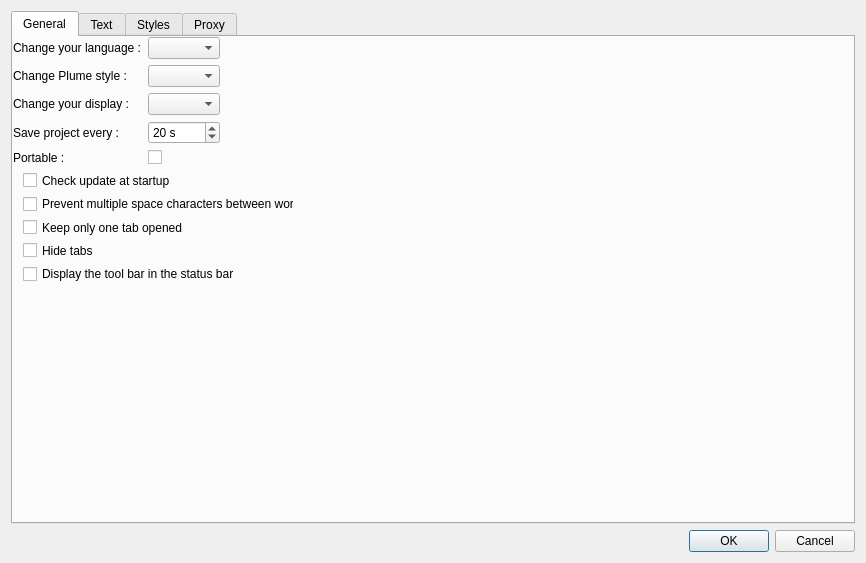
Old version of the form src/settingsdialog.ui in the repository inniyah/plume-creator.
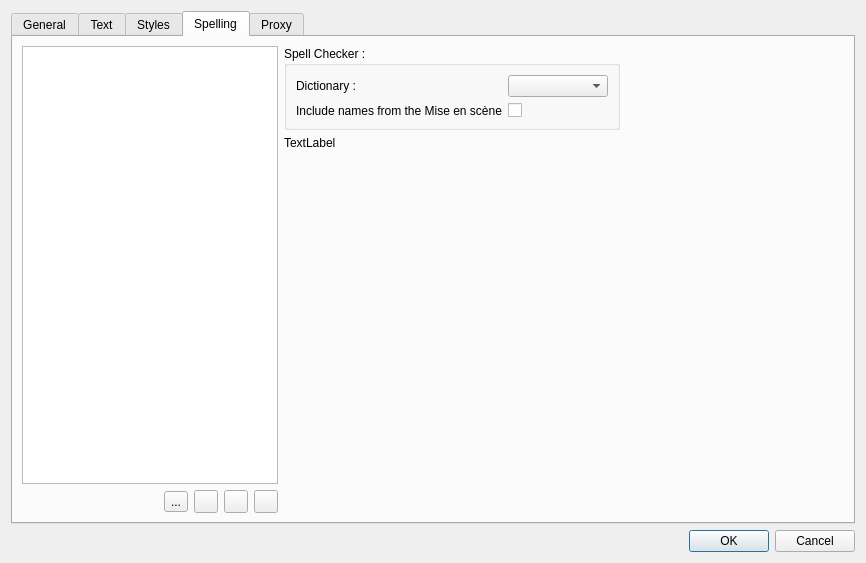
New version of the form. The open tabs and pages were chosen to show the change. Icons and pictures are not drawn.

Commit message: 0.62.14 : spell checker ; find&replace

```diff
--- a/src/settingsdialog.ui
+++ b/src/settingsdialog.ui
@@ -20,7 +20,17 @@
   <property name="locale">
    <locale language="English" country="UnitedKingdom"/>
   </property>
-  <layout class="QGridLayout" name="gridLayout_2">
+  <layout class="QGridLayout" name="gridLayout">
+   <item row="1" column="0">
+    <widget class="QDialogButtonBox" name="buttonBox">
+     <property name="orientation">
+      <enum>Qt::Horizontal</enum>
+     </property>
+     <property name="standardButtons">
+      <set>QDialogButtonBox::Cancel|QDialogButtonBox::Ok</set>
+     </property>
+    </widget>
+   </item>
    <item row="0" column="0">
     <widget class="QTabWidget" name="tabWidget">
      <property name="currentIndex">
@@ -30,7 +40,15 @@
       <attribute name="title">
        <string>General</string>
       </attribute>
-      <widget class="QWidget" name="">
+      <widget class="QWidget" name="layoutWidget">
+       <property name="geometry">
+        <rect>
+         <x>10</x>
+         <y>0</y>
+         <width>271</width>
+         <height>121</height>
+        </rect>
+       </property>
        <layout class="QFormLayout" name="formLayout">
         <property name="fieldGrowthPolicy">
          <enum>QFormLayout::AllNonFixedFieldsGrow</enum>
@@ -110,7 +128,7 @@
         </item>
        </layout>
       </widget>
-      <widget class="QWidget" name="">
+      <widget class="QWidget" name="layoutWidget">
        <property name="geometry">
         <rect>
          <x>10</x>
@@ -699,6 +717,201 @@
        </item>
       </layout>
      </widget>
+     <widget class="QWidget" name="spellingTab">
+      <attribute name="title">
+       <string>Spelling</string>
+      </attribute>
+      <layout class="QHBoxLayout" name="horizontalLayout_5">
+       <item>
+        <layout class="QVBoxLayout" name="verticalLayout_3">
+         <item>
+          <widget class="QListWidget" name="wordListWidget">
+           <property name="minimumSize">
+            <size>
+             <width>200</width>
+             <height>0</height>
+            </size>
+           </property>
+           <property name="maximumSize">
+            <size>
+             <width>16777215</width>
+             <height>16777215</height>
+            </size>
+           </property>
+           <property name="spacing">
+            <number>2</number>
+           </property>
+           <property name="wordWrap">
+            <bool>true</bool>
+           </property>
+           <property name="sortingEnabled">
+            <bool>true</bool>
+           </property>
+          </widget>
+         </item>
+         <item>
+          <layout class="QHBoxLayout" name="horizontalLayout_4">
+           <item>
+            <spacer name="horizontalSpacer_6">
+             <property name="orientation">
+              <enum>Qt::Horizontal</enum>
+             </property>
+             <property name="sizeHint" stdset="0">
+              <size>
+               <width>40</width>
+               <height>20</height>
+              </size>
+             </property>
+            </spacer>
+           </item>
+           <item>
+            <widget class="QToolButton" name="importWordsButton">
+             <property name="text">
+              <string>...</string>
+             </property>
+             <property name="icon">
+              <iconset resource="pics.qrc">
+               <normaloff>:/pics/document-import.png</normaloff>:/pics/document-import.png</iconset>
+             </property>
+            </widget>
+           </item>
+           <item>
+            <widget class="QToolButton" name="renameWordButton">
+             <property name="minimumSize">
+              <size>
+               <width>0</width>
+               <height>0</height>
+              </size>
+             </property>
+             <property name="baseSize">
+              <size>
+               <width>0</width>
+               <height>0</height>
+              </size>
+             </property>
+             <property name="text">
+              <string/>
+             </property>
+             <property name="icon">
+              <iconset resource="pics.qrc">
+               <normaloff>:/pics/edit-rename-32x32.png</normaloff>:/pics/edit-rename-32x32.png</iconset>
+             </property>
+            </widget>
+           </item>
+           <item>
+            <widget class="QToolButton" name="removeWordButton">
+             <property name="text">
+              <string/>
+             </property>
+             <property name="icon">
+              <iconset resource="pics.qrc">
+               <normaloff>:/pics/list-remove-32x32.png</normaloff>:/pics/list-remove-32x32.png</iconset>
+             </property>
+            </widget>
+           </item>
+           <item>
+            <widget class="QToolButton" name="addWordButton">
+             <property name="text">
+              <string/>
+             </property>
+             <property name="icon">
+              <iconset resource="pics.qrc">
+               <normaloff>:/pics/list-add-32x32.png</normaloff>:/pics/list-add-32x32.png</iconset>
+             </property>
+            </widget>
+           </item>
+          </layout>
+         </item>
+        </layout>
+       </item>
+       <item>
+        <layout class="QVBoxLayout" name="verticalLayout_4">
+         <item>
+          <widget class="QGroupBox" name="groupBox_7">
+           <property name="title">
+            <string>Spell Checker :</string>
+           </property>
+           <layout class="QFormLayout" name="formLayout_7">
+            <property name="fieldGrowthPolicy">
+             <enum>QFormLayout::AllNonFixedFieldsGrow</enum>
+            </property>
+            <item row="0" column="0">
+             <widget class="QLabel" name="spellCheckerLabel">
+              <property name="text">
+               <string>Dictionary :</string>
+              </property>
+             </widget>
+            </item>
+            <item row="0" column="1">
+             <widget class="QComboBox" name="spellCheckerComboBox">
+              <property name="minimumSize">
+               <size>
+                <width>100</width>
+                <height>0</height>
+               </size>
+              </property>
+              <property name="sizeAdjustPolicy">
+               <enum>QComboBox::AdjustToContents</enum>
+              </property>
+             </widget>
+            </item>
+            <item row="1" column="0">
+             <widget class="QLabel" name="includeNamesFromTheMiseEnSceneLabel">
+              <property name="enabled">
+               <bool>true</bool>
+              </property>
+              <property name="text">
+               <string>Include names from the Mise en scène</string>
+              </property>
+             </widget>
+            </item>
+            <item row="1" column="1">
+             <widget class="QCheckBox" name="includeNamesFromTheMiseEnSceneCheckBox">
+              <property name="enabled">
+               <bool>true</bool>
+              </property>
+             </widget>
+            </item>
+           </layout>
+          </widget>
+         </item>
+         <item>
+          <widget class="QLabel" name="dictInstallTipLabel">
+           <property name="text">
+            <string>TextLabel</string>
+           </property>
+          </widget>
+         </item>
+         <item>
+          <spacer name="verticalSpacer">
+           <property name="orientation">
+            <enum>Qt::Vertical</enum>
+           </property>
+           <property name="sizeHint" stdset="0">
+            <size>
+             <width>20</width>
+             <height>40</height>
+            </size>
+           </property>
+          </spacer>
+         </item>
+        </layout>
+       </item>
+       <item>
+        <spacer name="horizontalSpacer_2">
+         <property name="orientation">
+          <enum>Qt::Horizontal</enum>
+         </property>
+         <property name="sizeHint" stdset="0">
+          <size>
+           <width>40</width>
+           <height>20</height>
+          </size>
+         </property>
+        </spacer>
+       </item>
+      </layout>
+     </widget>
      <widget class="QWidget" name="proxyTab">
       <attribute name="title">
        <string>Proxy</string>
@@ -834,16 +1047,6 @@
      </widget>
     </widget>
    </item>
-   <item row="1" column="0">
-    <widget class="QDialogButtonBox" name="buttonBox">
-     <property name="orientation">
-      <enum>Qt::Horizontal</enum>
-     </property>
-     <property name="standardButtons">
-      <set>QDialogButtonBox::Cancel|QDialogButtonBox::Ok</set>
-     </property>
-    </widget>
-   </item>
   </layout>
  </widget>
  <resources>
```
Left out of the diff: 8 changed lines with no effect on the pictures. The commit also changes 145 other files.
